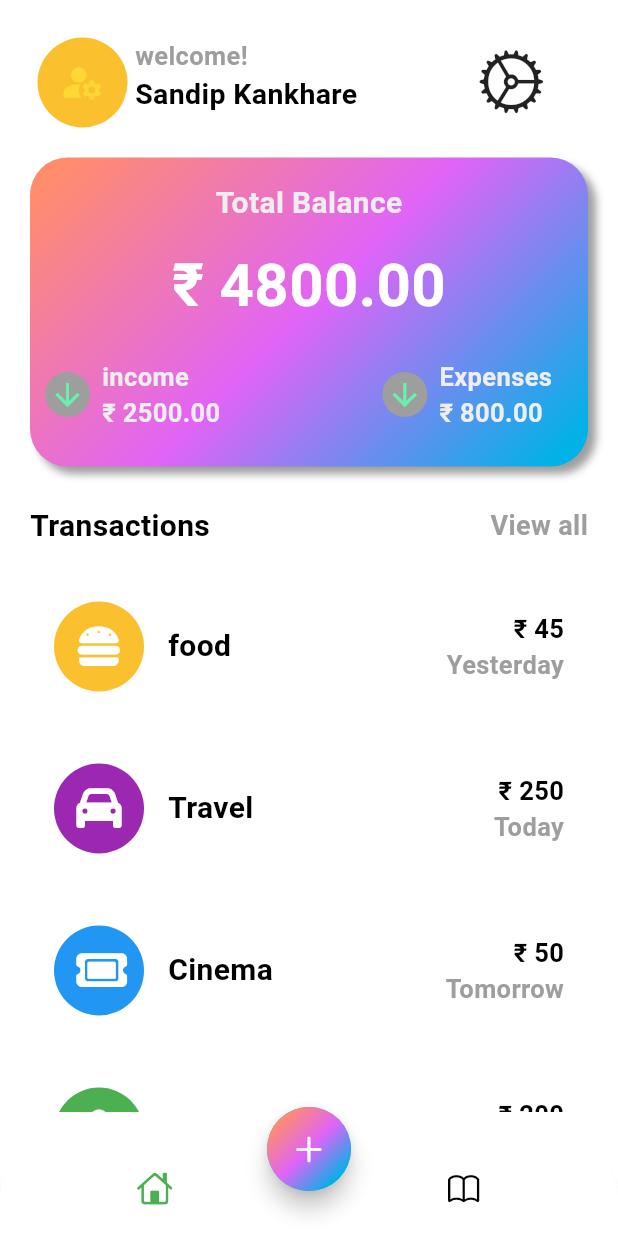
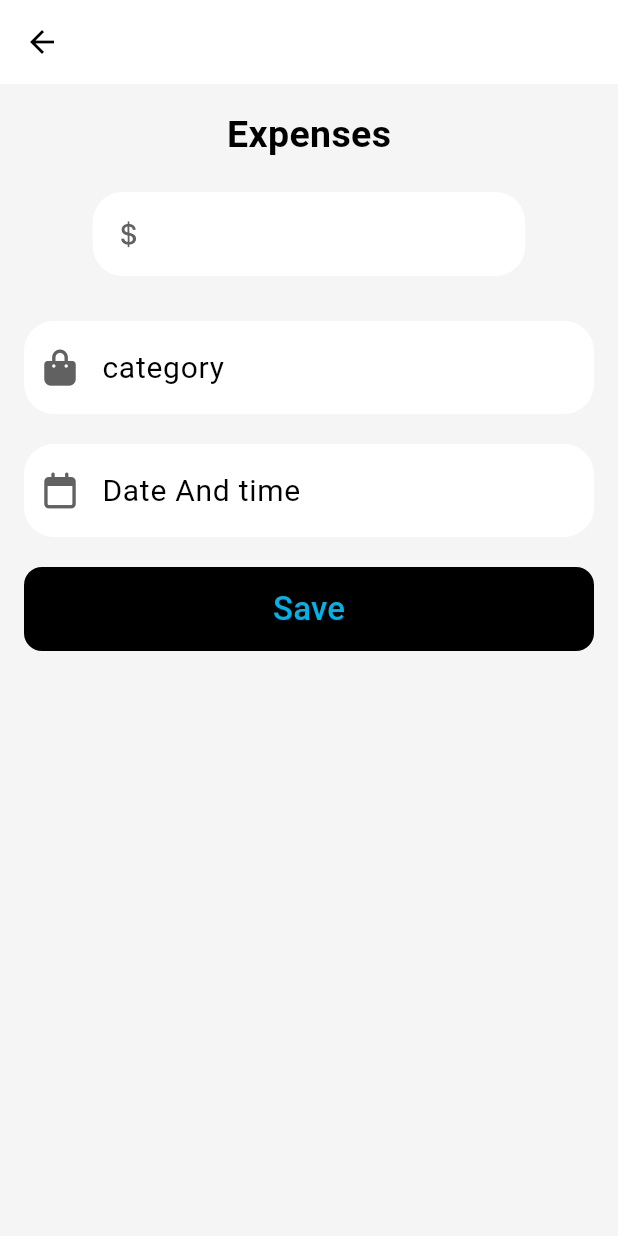
Before and after one commit to sandip142/expense_tracker, a Flutter app: the screen it shows after launch, after a tap on an icon or button, on a phone screen of 412 x 824 dp. Run offline on Flutter 3.47's test engine with Material 3 defaults, Android fonts, the light colour scheme and no system bars; our stand-ins replace fl_chart, font_awesome_flutter.

Commit message:
expense form add field id created

```diff
--- /dev/null
+++ b/lib/screen/Expenses/view/expense_add.dart
@@ -0,0 +1,145 @@
+import 'package:flutter/cupertino.dart';
+import 'package:flutter/material.dart';
+import 'package:font_awesome_flutter/font_awesome_flutter.dart';
+
+class AddExpenses extends StatelessWidget {
+  const AddExpenses({super.key});
+
+  @override
+  Widget build(BuildContext context) {
+    return GestureDetector(
+      onTap: () => FocusScope.of(context).unfocus(),
+      child: Scaffold(
+        backgroundColor: Theme.of(context).colorScheme.background,
+        appBar: AppBar(),
+        body: Padding(
+          padding: const EdgeInsets.all(16.0),
+          child: Column(
+            crossAxisAlignment: CrossAxisAlignment.center,
+            children: [
+              const Text(
+                "Expenses",
+                style: TextStyle(
+                  fontSize: 25,
+                  fontWeight: FontWeight.bold,
+                ),
+              ),
+              const SizedBox(
+                height: 20,
+              ),
+              SizedBox(
+                width: MediaQuery.of(context).size.width * 0.7,
+                child: TextField(
+                  onTap: () {},
+                  cursorWidth: 5,
+                  decoration: InputDecoration(
+                    fillColor: Colors.white,
+                    filled: true,
+                    hoverColor: Colors.blue,
+                    prefixIcon: Icon(
+                      CupertinoIcons.money_dollar,
+                      color: Colors.grey.shade700,
+                    ),
+                    border: const OutlineInputBorder(
+                      borderSide: BorderSide.none,
+                      borderRadius: BorderRadius.all(
+                        Radius.circular(
+                          20,
+                        ),
+                      ),
+                    ),
+                  ),
+                ),
+              ),
+              const SizedBox(
+                height: 30,
+              ),
+              TextField(
+                onTap: () {},
+                cursorWidth: 5,
+                decoration: InputDecoration(
+                  fillColor: Colors.white,
+                  filled: true,
+                  hintText: "category",
+                  hintStyle: const TextStyle(
+                      fontSize: 20, fontWeight: FontWeight.normal),
+                  hoverColor: Colors.blue,
+                  prefixIcon: Icon(
+                    FontAwesomeIcons.bagShopping,
+                    color: Colors.grey.shade700,
+                  ),
+                  border: const OutlineInputBorder(
+                    borderSide: BorderSide.none,
+                    borderRadius: BorderRadius.all(
+                      Radius.circular(
+                        20,
+                      ),
+                    ),
+                  ),
+                ),
+              ),
+              const SizedBox(
+                height: 20,
+              ),
+              TextField(
+                onTap: () {
+                  showDatePicker(
+                    context: context,
+                    initialDate: DateTime.now(),
+                    firstDate: DateTime.now(),
+                    lastDate: DateTime.now().add(
+                      const Duration(days: 365),
+                    ),
+                  );
+                },
+                cursorWidth: 5,
+                showCursor: false,
+                decoration: InputDecoration(
+
+                  fillColor: Colors.white,
+                  filled: true,
+                  hintText: "Date And time",
+                  hintStyle: const TextStyle(
+                      fontSize: 20, fontWeight: FontWeight.normal),
+                  hoverColor: Colors.blue,
+                  prefixIcon: Icon(
+                    FontAwesomeIcons.calendar,
+                    color: Colors.grey.shade700,
+                  ),
+                  border: const OutlineInputBorder(
+                    borderSide: BorderSide.none,
+                    borderRadius: BorderRadius.all(
+                      Radius.circular(
+                        20,
+                      ),
+                    ),
+                  ),
+                ),
+              ),
+              const SizedBox(
+                height: 20,
+              ),
+              SizedBox(
+                height: kToolbarHeight,
+                width: double.infinity,
+
+                child: TextButton(
+                  onPressed: () {},
+                  style: TextButton.styleFrom(
+                    backgroundColor: Colors.black,
+                    shape: RoundedRectangleBorder(
+                      borderRadius: BorderRadius.circular(12)
+                    )
+                  ),
+                  child: const Text(
+                    "Save",style: TextStyle(fontSize: 22,),
+                  ),
+                ),
+              ),
+            ],
+          ),
+        ),
+      ),
+    );
+  }
+}
--- a/lib/screen/home/views/home_page.dart
+++ b/lib/screen/home/views/home_page.dart
@@ -1,5 +1,6 @@
 import 'dart:math';
 
+import 'package:expense_tracker/screen/Expenses/view/expense_add.dart';
 import 'package:expense_tracker/screen/home/views/main_body.dart';
 import 'package:expense_tracker/screen/stats/view/stat_screen.dart';
 import 'package:flutter/cupertino.dart';
@@ -13,55 +14,70 @@ class HomePage extends StatefulWidget {
 }
 
 class _HomePageState extends State<HomePage> {
+  int index = 0;
+  @override
+  void initState() {
+    setState(() {
+      if (index == 1) {}
+    });
+    super.initState();
+  }
 
-    int index =0;
   @override
   Widget build(BuildContext context) {
     return Scaffold(
       bottomNavigationBar: ClipRRect(
         borderRadius: const BorderRadius.vertical(top: Radius.circular(30)),
         child: BottomNavigationBar(
-          onTap: (value){
-             setState(() {
-               index=value;
-             });
+          onTap: (value) {
+            setState(() {
+              index = value;
+            });
           },
           showUnselectedLabels: false,
           showSelectedLabels: false,
           backgroundColor: Colors.white,
-          selectedIconTheme: IconThemeData(color: Colors.green),
-          unselectedIconTheme: IconThemeData(color: Colors.black),
-          items: const [
+          unselectedIconTheme: const IconThemeData(color: Colors.black),
+          items: [
             BottomNavigationBarItem(
-                icon: Icon(CupertinoIcons.home), label: "Home"),
+              icon:const Icon(CupertinoIcons.home),
+              label: "Home",
+              backgroundColor: index == 0 ? Colors.green : Colors.black,
+            ),
             BottomNavigationBarItem(
-                icon: Icon(CupertinoIcons.book,), label: "stats")
+              icon:const Icon(CupertinoIcons.book),
+              label: "stats",
+              backgroundColor: index == 1 ? Colors.green : Colors.black,
+            )
           ],
         ),
       ),
       floatingActionButtonLocation: FloatingActionButtonLocation.centerDocked,
       floatingActionButton: FloatingActionButton(
-        onPressed: () {},
+        onPressed: () {
+          Navigator.push(
+            context,
+            MaterialPageRoute(
+              builder: (context) => const AddExpenses(),
+            ),
+          );
+        },
         shape: const CircleBorder(),
         child: Container(
           width: 60,
           height: 60,
-          decoration:  BoxDecoration(
-            shape:BoxShape.circle,
-            gradient: LinearGradient(
-              colors: [
-                Theme.of(context).colorScheme.tertiary,
-                Theme.of(context).colorScheme.secondary,
-                Theme.of(context).colorScheme.primary
-              ],
-              transform: const GradientRotation(pi/4)
-            ),
+          decoration: BoxDecoration(
+            shape: BoxShape.circle,
+            gradient: LinearGradient(colors: [
+              Theme.of(context).colorScheme.tertiary,
+              Theme.of(context).colorScheme.secondary,
+              Theme.of(context).colorScheme.primary
+            ], transform: const GradientRotation(pi / 4)),
           ),
-          child:const Icon(CupertinoIcons.add),
-
+          child: const Icon(CupertinoIcons.add),
         ),
       ),
-      body: index==0? const MainBody(): const StatsScreen(),
+      body: index == 0 ? const MainBody() : const StatsScreen(),
     );
   }
 }
--- a/lib/screen/home/views/main_body.dart
+++ b/lib/screen/home/views/main_body.dart
@@ -230,6 +230,7 @@ class MainBody extends StatelessWidget {
             ),
             Expanded(
               child: ListView.builder(
+                physics: BouncingScrollPhysics(),
                 itemCount: dataModel.length,
                 itemBuilder: (context, index) {
                   return Padding(
```
